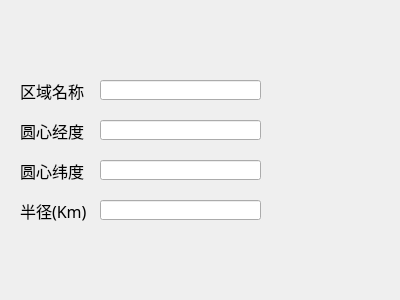
Old version of the form Workspaces/src/designer/src/components/propertyeditor/q2wmapobj/q2wmapcircledlg.ui in the repository cokkiy/CC.
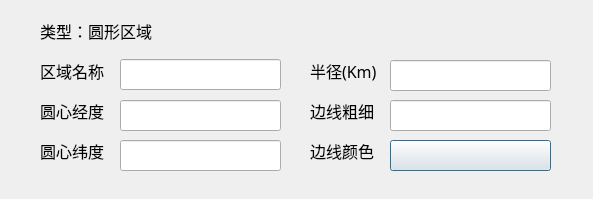
New version of the form.

What changed in the file:
```diff
--- a/Workspaces/src/designer/src/components/propertyeditor/q2wmapobj/q2wmapcircledlg.ui
+++ b/Workspaces/src/designer/src/components/propertyeditor/q2wmapobj/q2wmapcircledlg.ui
@@ -6,8 +6,8 @@
    <rect>
     <x>0</x>
     <y>0</y>
-    <width>400</width>
-    <height>300</height>
+    <width>593</width>
+    <height>199</height>
    </rect>
   </property>
   <property name="font">
@@ -22,8 +22,8 @@
   <widget class="QLabel" name="label">
    <property name="geometry">
     <rect>
-     <x>20</x>
-     <y>80</y>
+     <x>40</x>
+     <y>60</y>
      <width>71</width>
      <height>21</height>
     </rect>
@@ -35,28 +35,28 @@
   <widget class="QLineEdit" name="lineEditAreaName">
    <property name="geometry">
     <rect>
-     <x>100</x>
-     <y>80</y>
+     <x>120</x>
+     <y>59</y>
      <width>161</width>
-     <height>20</height>
+     <height>31</height>
     </rect>
    </property>
   </widget>
   <widget class="QLineEdit" name="lineEditCCL">
    <property name="geometry">
     <rect>
-     <x>100</x>
-     <y>120</y>
+     <x>120</x>
+     <y>100</y>
      <width>161</width>
-     <height>20</height>
+     <height>31</height>
     </rect>
    </property>
   </widget>
   <widget class="QLabel" name="label_2">
    <property name="geometry">
     <rect>
-     <x>20</x>
-     <y>120</y>
+     <x>40</x>
+     <y>100</y>
      <width>71</width>
      <height>21</height>
     </rect>
@@ -68,8 +68,8 @@
   <widget class="QLabel" name="label_3">
    <property name="geometry">
     <rect>
-     <x>20</x>
-     <y>160</y>
+     <x>40</x>
+     <y>140</y>
      <width>71</width>
      <height>21</height>
     </rect>
@@ -81,28 +81,28 @@
   <widget class="QLineEdit" name="lineEditCCB">
    <property name="geometry">
     <rect>
-     <x>100</x>
-     <y>160</y>
+     <x>120</x>
+     <y>140</y>
      <width>161</width>
-     <height>20</height>
+     <height>31</height>
     </rect>
    </property>
   </widget>
   <widget class="QLineEdit" name="lineEditRadius">
    <property name="geometry">
     <rect>
-     <x>100</x>
-     <y>200</y>
+     <x>390</x>
+     <y>60</y>
      <width>161</width>
-     <height>20</height>
+     <height>31</height>
     </rect>
    </property>
   </widget>
   <widget class="QLabel" name="label_4">
    <property name="geometry">
     <rect>
-     <x>20</x>
-     <y>200</y>
+     <x>310</x>
+     <y>60</y>
      <width>71</width>
      <height>21</height>
     </rect>
@@ -111,6 +111,77 @@
     <string>半径(Km)</string>
    </property>
   </widget>
+  <widget class="QLabel" name="label_7">
+   <property name="geometry">
+    <rect>
+     <x>310</x>
+     <y>100</y>
+     <width>71</width>
+     <height>21</height>
+    </rect>
+   </property>
+   <property name="text">
+    <string>边线粗细</string>
+   </property>
+  </widget>
+  <widget class="QLabel" name="label_5">
+   <property name="geometry">
+    <rect>
+     <x>310</x>
+     <y>140</y>
+     <width>71</width>
+     <height>21</height>
+    </rect>
+   </property>
+   <property name="text">
+    <string>边线颜色</string>
+   </property>
+  </widget>
+  <widget class="QLineEdit" name="lineEditWidth">
+   <property name="geometry">
+    <rect>
+     <x>390</x>
+     <y>100</y>
+     <width>161</width>
+     <height>31</height>
+    </rect>
+   </property>
+  </widget>
+  <widget class="QPushButton" name="pushButton_SelectColor">
+   <property name="geometry">
+    <rect>
+     <x>390</x>
+     <y>140</y>
+     <width>161</width>
+     <height>31</height>
+    </rect>
+   </property>
+   <property name="autoFillBackground">
+    <bool>false</bool>
+   </property>
+   <property name="styleSheet">
+    <string notr="true"/>
+   </property>
+   <property name="text">
+    <string/>
+   </property>
+   <property name="flat">
+    <bool>false</bool>
+   </property>
+  </widget>
+  <widget class="QLabel" name="label_6">
+   <property name="geometry">
+    <rect>
+     <x>40</x>
+     <y>20</y>
+     <width>131</width>
+     <height>21</height>
+    </rect>
+   </property>
+   <property name="text">
+    <string>类型：圆形区域</string>
+   </property>
+  </widget>
  </widget>
  <resources/>
  <connections/>
```
Left out of the diff: 4 changed lines with no effect on the pictures.
